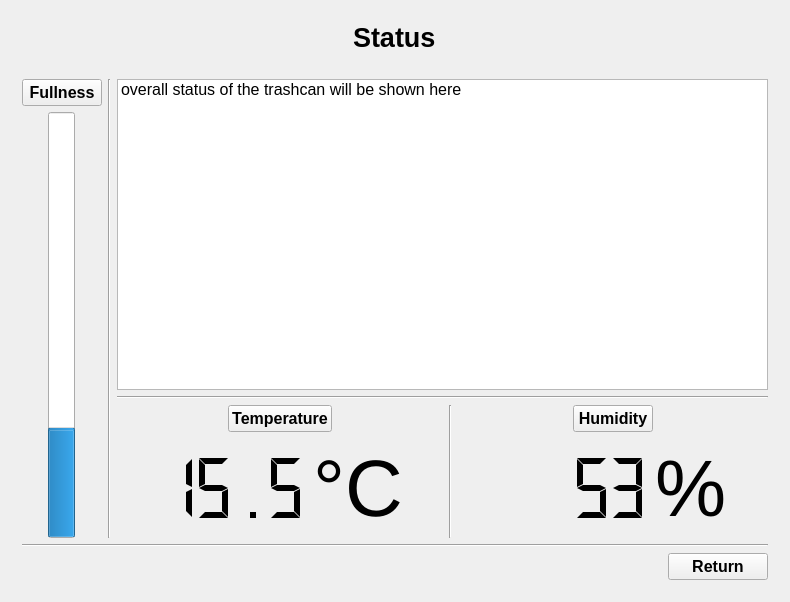
First picture: the form in Trash_Can/mainwindow.ui, repository AleksandraZasadni/ssp_miniproject, before the edit.
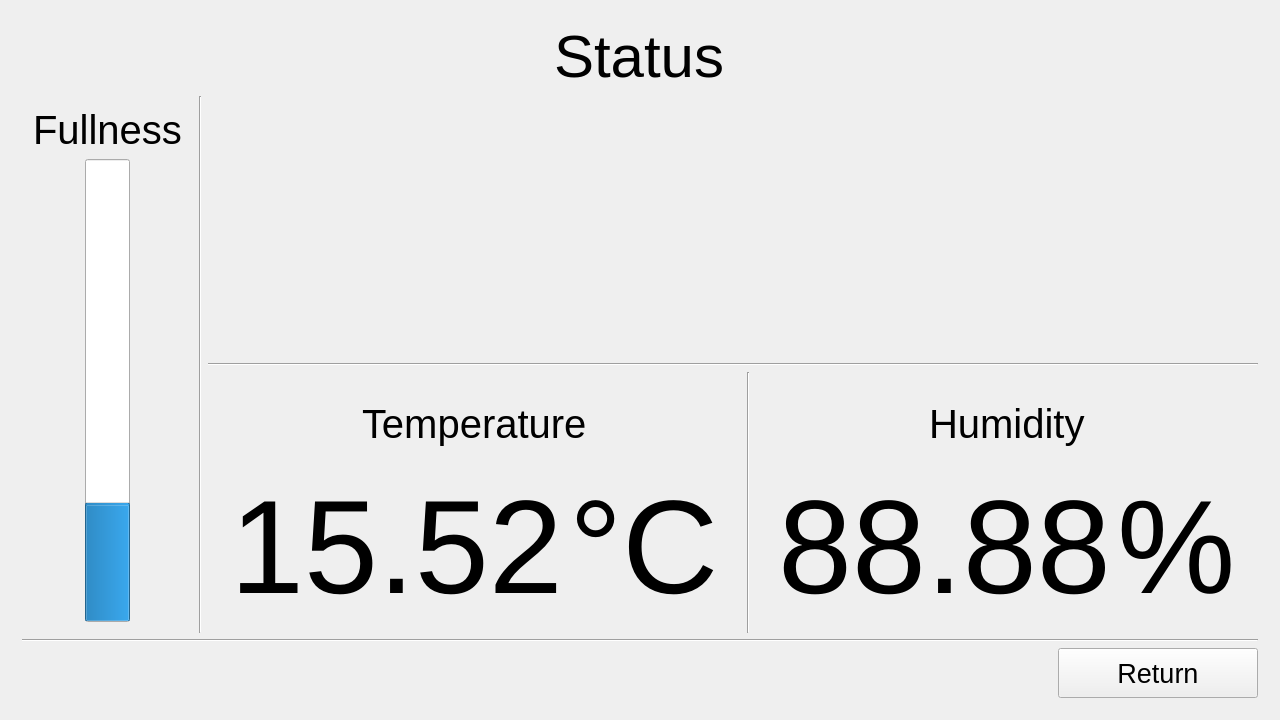
Second picture: the form after the edit. The open tabs and pages were chosen to show the change. Icons and pictures are not drawn. Custom widgets are drawn as their Qt base class.

Commit message: little GUI update 	modified:   Trash_Can/Trash_Can.pro 	new file:   Trash_Can/clickablewidget.cpp 	new file:   Trash_Can/clickablewidget.h 	modified:   Trash_Can/mainwindow.cpp 	modified:   Trash_Can/mainwindow.h 	modified:   Trash_Can/mainwindow.ui

The edit to the form file:
```diff
--- a/Trash_Can/mainwindow.ui
+++ b/Trash_Can/mainwindow.ui
@@ -6,8 +6,8 @@
    <rect>
     <x>0</x>
     <y>0</y>
-    <width>786</width>
-    <height>602</height>
+    <width>1280</width>
+    <height>720</height>
    </rect>
   </property>
   <property name="sizePolicy">
@@ -18,8 +18,8 @@
   </property>
   <property name="minimumSize">
    <size>
-    <width>0</width>
-    <height>0</height>
+    <width>1280</width>
+    <height>720</height>
    </size>
   </property>
   <property name="font">
@@ -31,7 +31,7 @@
    <string>WALL-Æ</string>
   </property>
   <widget class="QWidget" name="centralWidget">
-   <layout class="QHBoxLayout" name="horizontalLayout_14">
+   <layout class="QVBoxLayout" name="verticalLayout_7">
     <item>
      <widget class="QStackedWidget" name="stackedWidget">
       <property name="currentIndex">
@@ -297,20 +297,14 @@
        </layout>
       </widget>
       <widget class="QWidget" name="status">
-       <property name="minimumSize">
-        <size>
-         <width>768</width>
-         <height>432</height>
-        </size>
-       </property>
-       <layout class="QVBoxLayout" name="verticalLayout_7">
+       <layout class="QVBoxLayout" name="verticalLayout_4">
         <item alignment="Qt::AlignHCenter|Qt::AlignVCenter">
-         <widget class="QLabel" name="statusLabel">
+         <widget class="QLabel" name="statusLabel_2">
           <property name="font">
            <font>
-            <pointsize>20</pointsize>
-            <weight>75</weight>
-            <bold>true</bold>
+            <pointsize>45</pointsize>
+            <weight>50</weight>
+            <bold>false</bold>
            </font>
           </property>
           <property name="text">
@@ -319,31 +313,15 @@
          </widget>
         </item>
         <item>
-         <spacer name="verticalSpacer_10">
-          <property name="orientation">
-           <enum>Qt::Vertical</enum>
-          </property>
-          <property name="sizeType">
-           <enum>QSizePolicy::Fixed</enum>
-          </property>
-          <property name="sizeHint" stdset="0">
-           <size>
-            <width>20</width>
-            <height>20</height>
-           </size>
-          </property>
-         </spacer>
-        </item>
+         <layout class="QHBoxLayout" name="horizontalLayout_19">
         <item>
-         <layout class="QHBoxLayout" name="horizontalLayout_5">
-          <item>
-           <layout class="QVBoxLayout" name="verticalLayout_2">
+           <widget class="clickableWidget" name="statusFullness" native="true">
+            <layout class="QVBoxLayout" name="verticalLayout_6">
             <item alignment="Qt::AlignHCenter|Qt::AlignVCenter">
-             <widget class="QPushButton" name="pushButtonStatusFullness">
+              <widget class="QLabel" name="label_5">
               <property name="font">
                <font>
-                <weight>75</weight>
-                <bold>true</bold>
+                 <pointsize>30</pointsize>
                </font>
               </property>
               <property name="text">
@@ -353,6 +331,23 @@
             </item>
             <item alignment="Qt::AlignHCenter">
              <widget class="QProgressBar" name="statusFullnessProgressBar">
+               <property name="minimumSize">
+                <size>
+                 <width>0</width>
+                 <height>0</height>
+                </size>
+               </property>
+               <property name="baseSize">
+                <size>
+                 <width>0</width>
+                 <height>0</height>
+                </size>
+               </property>
+               <property name="font">
+                <font>
+                 <pointsize>25</pointsize>
+                </font>
+               </property>
               <property name="value">
                <number>25</number>
               </property>
@@ -371,145 +366,123 @@
              </widget>
             </item>
            </layout>
+           </widget>
           </item>
           <item>
-           <widget class="Line" name="line_1">
+           <widget class="Line" name="line_12">
             <property name="orientation">
              <enum>Qt::Vertical</enum>
             </property>
            </widget>
           </item>
           <item>
-           <layout class="QVBoxLayout" name="verticalLayout_6">
+           <layout class="QVBoxLayout" name="verticalLayout_3">
             <item>
-             <widget class="QListWidget" name="listWidget">
+             <widget class="QWidget" name="widget_4" native="true"/>
+            </item>
               <item>
+             <widget class="Line" name="line_13">
+              <property name="orientation">
+               <enum>Qt::Horizontal</enum>
+              </property>
+             </widget>
+            </item>
+            <item>
+             <layout class="QHBoxLayout" name="horizontalLayout_17">
+              <item>
+               <widget class="clickableWidget" name="statusTemperature" native="true">
+                <layout class="QVBoxLayout" name="verticalLayout_2">
+                 <item alignment="Qt::AlignHCenter|Qt::AlignVCenter">
+                  <widget class="QLabel" name="label">
+                   <property name="font">
+                    <font>
+                     <pointsize>30</pointsize>
+                    </font>
+                   </property>
                <property name="text">
-                <string>overall status of the trashcan will be shown here</string>
-               </property>
-              </item>
+                    <string>Temperature</string>
+                   </property>
+                  </widget>
+                 </item>
+                 <item>
+                  <layout class="QHBoxLayout" name="horizontalLayout_13">
+                   <item>
+                    <spacer name="horizontalSpacer_17">
+                     <property name="orientation">
+                      <enum>Qt::Horizontal</enum>
+                     </property>
+                     <property name="sizeHint" stdset="0">
+                      <size>
+                       <width>40</width>
+                       <height>20</height>
+                      </size>
+                     </property>
+                    </spacer>
+                   </item>
+                   <item>
+                    <widget class="QLabel" name="statusTemperatureNumber">
+                     <property name="font">
+                      <font>
+                       <pointsize>100</pointsize>
+                      </font>
+                     </property>
+                     <property name="text">
+                      <string>15.52</string>
+                     </property>
              </widget>
             </item>
             <item>
-             <widget class="Line" name="line_3">
+                    <widget class="QLabel" name="celsiusLabel_4">
+                     <property name="sizePolicy">
+                      <sizepolicy hsizetype="Fixed" vsizetype="Fixed">
+                       <horstretch>0</horstretch>
+                       <verstretch>0</verstretch>
+                      </sizepolicy>
+                     </property>
+                     <property name="font">
+                      <font>
+                       <pointsize>100</pointsize>
+                       <kerning>false</kerning>
+                      </font>
+                     </property>
+                     <property name="text">
+                      <string>°C</string>
+                     </property>
+                    </widget>
+                   </item>
+                   <item>
+                    <spacer name="horizontalSpacer_18">
               <property name="orientation">
                <enum>Qt::Horizontal</enum>
               </property>
+                     <property name="sizeHint" stdset="0">
+                      <size>
+                       <width>40</width>
+                       <height>20</height>
+                      </size>
+                     </property>
+                    </spacer>
+                   </item>
+                  </layout>
+                 </item>
+                </layout>
              </widget>
             </item>
             <item>
-             <layout class="QHBoxLayout" name="horizontalLayout_4">
+               <widget class="Line" name="line_14">
+                <property name="orientation">
+                 <enum>Qt::Vertical</enum>
+                </property>
+               </widget>
+              </item>
               <item>
+               <widget class="clickableWidget" name="statusHumidity" native="true">
                <layout class="QVBoxLayout" name="verticalLayout_5">
                 <item alignment="Qt::AlignHCenter|Qt::AlignVCenter">
-                 <widget class="QPushButton" name="pushButtonStatusTemperature">
+                  <widget class="QLabel" name="label_2">
                   <property name="font">
                    <font>
-                    <weight>75</weight>
-                    <bold>true</bold>
-                   </font>
-                  </property>
-                  <property name="text">
-                   <string>Temperature</string>
-                  </property>
-                 </widget>
-                </item>
-                <item>
-                 <layout class="QHBoxLayout" name="horizontalLayout_2">
-                  <item>
-                   <spacer name="horizontalSpacer_4">
-                    <property name="orientation">
-                     <enum>Qt::Horizontal</enum>
-                    </property>
-                    <property name="sizeHint" stdset="0">
-                     <size>
-                      <width>40</width>
-                      <height>20</height>
-                     </size>
-                    </property>
-                   </spacer>
-                  </item>
-                  <item alignment="Qt::AlignRight|Qt::AlignVCenter">
-                   <widget class="QLCDNumber" name="statusTemperatureLCD">
-                    <property name="sizePolicy">
-                     <sizepolicy hsizetype="Fixed" vsizetype="Fixed">
-                      <horstretch>0</horstretch>
-                      <verstretch>0</verstretch>
-                     </sizepolicy>
-                    </property>
-                    <property name="minimumSize">
-                     <size>
-                      <width>150</width>
-                      <height>100</height>
-                     </size>
-                    </property>
-                    <property name="frameShape">
-                     <enum>QFrame::NoFrame</enum>
-                    </property>
-                    <property name="smallDecimalPoint">
-                     <bool>false</bool>
-                    </property>
-                    <property name="digitCount">
-                     <number>4</number>
-                    </property>
-                    <property name="segmentStyle">
-                     <enum>QLCDNumber::Flat</enum>
-                    </property>
-                    <property name="value" stdset="0">
-                     <double>15.539999999999999</double>
-                    </property>
-                   </widget>
-                  </item>
-                  <item alignment="Qt::AlignLeft|Qt::AlignVCenter">
-                   <widget class="QLabel" name="celsiusLabel_1">
-                    <property name="sizePolicy">
-                     <sizepolicy hsizetype="Fixed" vsizetype="Fixed">
-                      <horstretch>0</horstretch>
-                      <verstretch>0</verstretch>
-                     </sizepolicy>
-                    </property>
-                    <property name="font">
-                     <font>
-                      <pointsize>60</pointsize>
-                     </font>
-                    </property>
-                    <property name="text">
-                     <string>°C</string>
-                    </property>
-                   </widget>
-                  </item>
-                  <item>
-                   <spacer name="horizontalSpacer_3">
-                    <property name="orientation">
-                     <enum>Qt::Horizontal</enum>
-                    </property>
-                    <property name="sizeHint" stdset="0">
-                     <size>
-                      <width>40</width>
-                      <height>20</height>
-                     </size>
-                    </property>
-                   </spacer>
-                  </item>
-                 </layout>
-                </item>
-               </layout>
-              </item>
-              <item>
-               <widget class="Line" name="line_2">
-                <property name="orientation">
-                 <enum>Qt::Vertical</enum>
-                </property>
-               </widget>
-              </item>
-              <item>
-               <layout class="QVBoxLayout" name="verticalLayout_4">
-                <item alignment="Qt::AlignHCenter|Qt::AlignVCenter">
-                 <widget class="QPushButton" name="pushButtonStatusHumidity">
-                  <property name="font">
-                   <font>
-                    <weight>75</weight>
-                    <bold>true</bold>
+                     <pointsize>30</pointsize>
                    </font>
                   </property>
                   <property name="text">
@@ -518,7 +491,7 @@
                  </widget>
                 </item>
                 <item>
-                 <layout class="QHBoxLayout" name="horizontalLayout_3">
+                  <layout class="QHBoxLayout" name="horizontalLayout_18">
                   <item>
                    <spacer name="horizontalSpacer_1">
                     <property name="orientation">
@@ -533,36 +506,14 @@
                    </spacer>
                   </item>
                   <item alignment="Qt::AlignRight|Qt::AlignVCenter">
-                   <widget class="QLCDNumber" name="statusHumidityLCD">
-                    <property name="sizePolicy">
-                     <sizepolicy hsizetype="Fixed" vsizetype="Fixed">
-                      <horstretch>0</horstretch>
-                      <verstretch>0</verstretch>
-                     </sizepolicy>
-                    </property>
-                    <property name="minimumSize">
-                     <size>
-                      <width>150</width>
-                      <height>100</height>
-                     </size>
-                    </property>
-                    <property name="frameShape">
-                     <enum>QFrame::NoFrame</enum>
-                    </property>
-                    <property name="smallDecimalPoint">
-                     <bool>false</bool>
-                    </property>
-                    <property name="digitCount">
-                     <number>4</number>
-                    </property>
-                    <property name="segmentStyle">
-                     <enum>QLCDNumber::Flat</enum>
-                    </property>
-                    <property name="value" stdset="0">
-                     <double>53.000000000000000</double>
-                    </property>
-                    <property name="intValue" stdset="0">
-                     <number>53</number>
+                    <widget class="QLabel" name="statusHumidityNumber">
+                     <property name="font">
+                      <font>
+                       <pointsize>100</pointsize>
+                      </font>
+                     </property>
+                     <property name="text">
+                      <string>88.88</string>
                     </property>
                    </widget>
                   </item>
@@ -576,7 +527,7 @@
                     </property>
                     <property name="font">
                      <font>
-                      <pointsize>60</pointsize>
+                       <pointsize>100</pointsize>
                      </font>
                     </property>
                     <property name="text">
@@ -585,7 +536,7 @@
                    </widget>
                   </item>
                   <item>
-                   <spacer name="horizontalSpacer_2">
+                    <spacer name="horizontalSpacer_20">
                     <property name="orientation">
                      <enum>Qt::Horizontal</enum>
                     </property>
@@ -600,6 +551,7 @@
                  </layout>
                 </item>
                </layout>
+               </widget>
               </item>
              </layout>
             </item>
@@ -608,7 +560,7 @@
          </layout>
         </item>
         <item>
-         <widget class="Line" name="line_4">
+         <widget class="Line" name="line_15">
           <property name="orientation">
            <enum>Qt::Horizontal</enum>
           </property>
@@ -624,16 +576,16 @@
           </property>
           <property name="minimumSize">
            <size>
-            <width>100</width>
-            <height>0</height>
+            <width>200</width>
+            <height>50</height>
            </size>
           </property>
           <property name="font">
            <font>
-            <pointsize>12</pointsize>
-            <weight>75</weight>
+            <pointsize>20</pointsize>
+            <weight>50</weight>
             <italic>false</italic>
-            <bold>true</bold>
+            <bold>false</bold>
            </font>
           </property>
           <property name="text">
@@ -705,6 +657,56 @@
           </property>
          </spacer>
         </item>
+        <item>
+         <layout class="QHBoxLayout" name="horizontalLayout_2">
+          <item>
+           <layout class="QVBoxLayout" name="verticalLayout_8">
+            <item alignment="Qt::AlignHCenter|Qt::AlignVCenter">
+             <widget class="QLabel" name="FullnessEstimationLabel_2">
+              <property name="font">
+               <font>
+                <pointsize>35</pointsize>
+               </font>
+              </property>
+              <property name="text">
+               <string>Usage</string>
+              </property>
+             </widget>
+            </item>
+            <item>
+             <widget class="Line" name="line_3">
+              <property name="orientation">
+               <enum>Qt::Horizontal</enum>
+              </property>
+             </widget>
+            </item>
+            <item>
+             <widget class="QWidget" name="widget" native="true">
+              <property name="sizePolicy">
+               <sizepolicy hsizetype="Expanding" vsizetype="Expanding">
+                <horstretch>0</horstretch>
+                <verstretch>0</verstretch>
+               </sizepolicy>
+              </property>
+              <property name="minimumSize">
+               <size>
+                <width>0</width>
+                <height>0</height>
+               </size>
+              </property>
+             </widget>
+            </item>
+           </layout>
+          </item>
+          <item>
+           <widget class="Line" name="line_2">
+            <property name="orientation">
+             <enum>Qt::Vertical</enum>
+            </property>
+           </widget>
+          </item>
+          <item>
+           <layout class="QVBoxLayout" name="verticalLayout_9">
         <item>
          <layout class="QHBoxLayout" name="horizontalLayout_6">
           <item alignment="Qt::AlignLeft|Qt::AlignVCenter">
@@ -802,17 +804,31 @@
          </layout>
         </item>
         <item>
-         <spacer name="verticalSpacer_2">
+             <widget class="Line" name="line_4">
           <property name="orientation">
-           <enum>Qt::Vertical</enum>
-          </property>
-          <property name="sizeHint" stdset="0">
+               <enum>Qt::Horizontal</enum>
+              </property>
+             </widget>
+            </item>
+            <item>
+             <widget class="QWidget" name="widget_2" native="true">
+              <property name="sizePolicy">
+               <sizepolicy hsizetype="Expanding" vsizetype="Expanding">
+                <horstretch>0</horstretch>
+                <verstretch>0</verstretch>
+               </sizepolicy>
+              </property>
+              <property name="minimumSize">
            <size>
-            <width>20</width>
-            <height>40</height>
-           </size>
-          </property>
-         </spacer>
+                <width>0</width>
+                <height>0</height>
+               </size>
+              </property>
+             </widget>
+            </item>
+           </layout>
+          </item>
+         </layout>
         </item>
         <item alignment="Qt::AlignRight|Qt::AlignVCenter">
          <widget class="QPushButton" name="pushButtonReturn_2">
@@ -2307,6 +2323,14 @@
   </widget>
  </widget>
  <layoutdefault spacing="6" margin="11"/>
+ <customwidgets>
+  <customwidget>
+   <class>clickableWidget</class>
+   <extends>QWidget</extends>
+   <header>clickablewidget.h</header>
+   <container>1</container>
+  </customwidget>
+ </customwidgets>
  <tabstops>
   <tabstop>pushButtonStatus</tabstop>
   <tabstop>pushButtonFullness</tabstop>
```
Left out of the diff: 277 changed lines with no effect on the pictures. Lines whose indentation alone changed are shown as unchanged. The commit also changes 5 other files.
